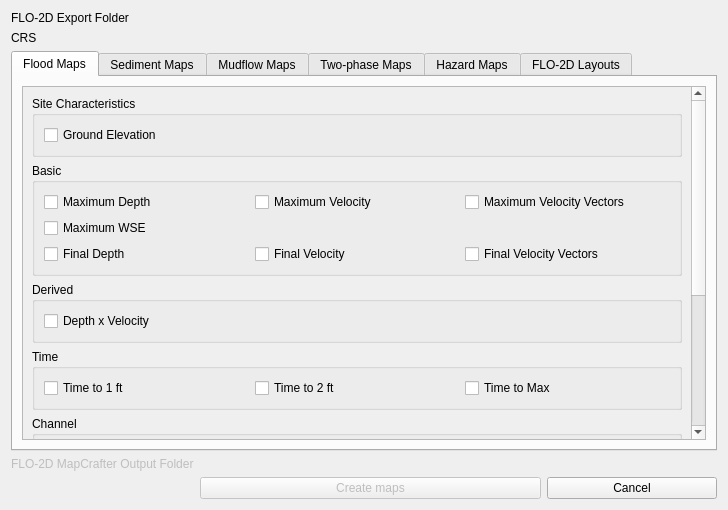
The window that flo2d_mapcrafter/flo2d_mapcrafter_dialog_base.ui (FLO-2DSoftware/FLO-2DMapCrafter) describes before a commit, drawn with Qt 5.
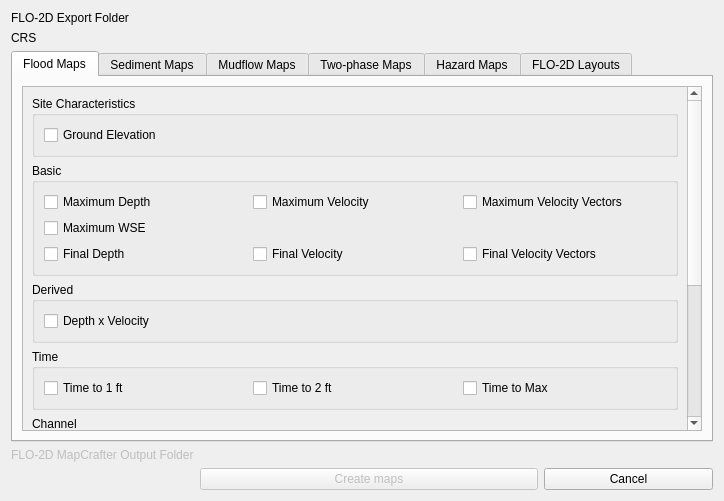
The same window after the commit. Custom widgets are drawn as their Qt base class.

What changed in the file:
```diff
--- a/flo2d_mapcrafter/flo2d_mapcrafter_dialog_base.ui
+++ b/flo2d_mapcrafter/flo2d_mapcrafter_dialog_base.ui
@@ -6,8 +6,8 @@
    <rect>
     <x>0</x>
     <y>0</y>
-    <width>728</width>
-    <height>510</height>
+    <width>724</width>
+    <height>501</height>
    </rect>
   </property>
   <property name="windowTitle">
@@ -179,8 +179,8 @@
            <rect>
             <x>0</x>
             <y>0</y>
-            <width>684</width>
-            <height>333</height>
+            <width>680</width>
+            <height>309</height>
            </rect>
           </property>
           <layout class="QGridLayout" name="gridLayout_99">
```
Left out of the diff: 20 changed lines with no effect on the pictures.
